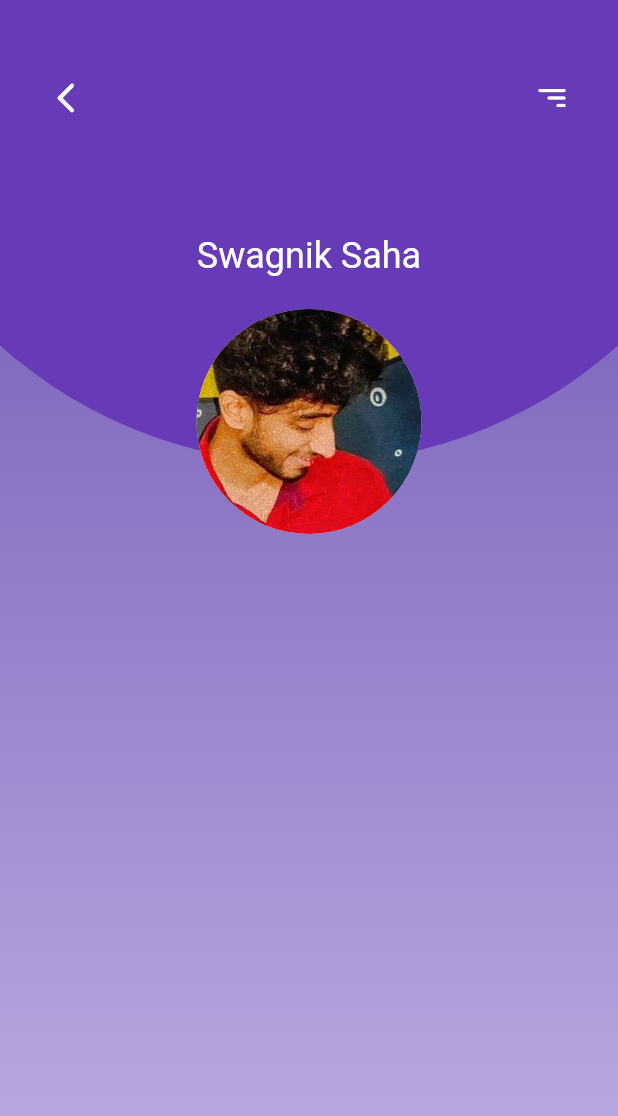
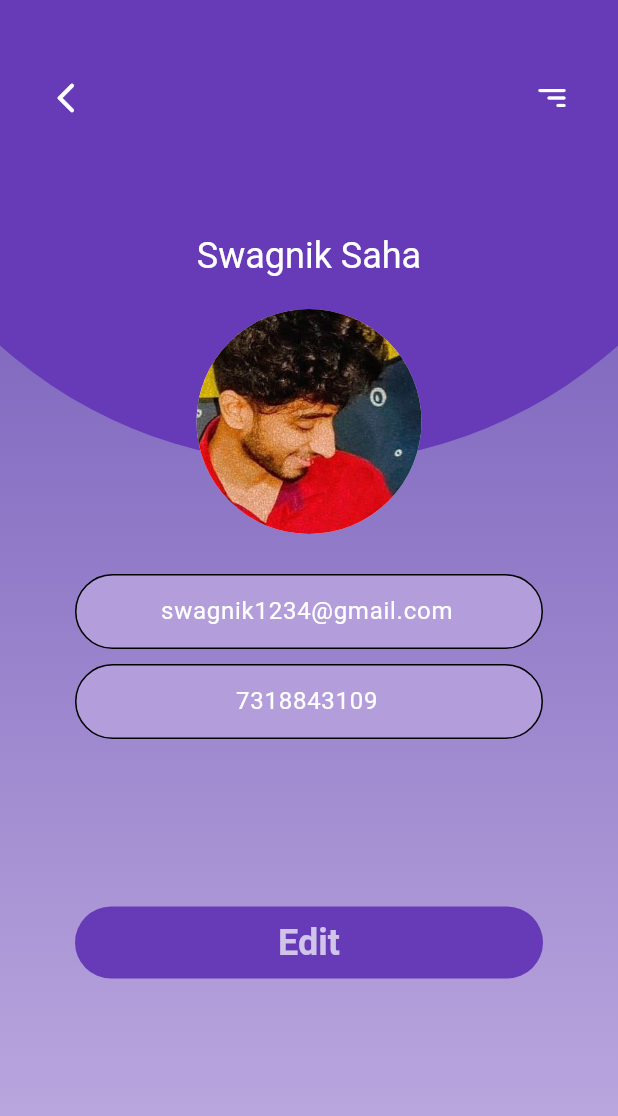
Before and after one commit to Swagnik02/VibeForge, a Flutter app: the ProfilePage screen opened directly, on a phone screen of 412 x 824 dp. Shown: the top 1116 px of the screen. Run offline on Flutter 3.47's test engine with Material 3 defaults, Android fonts, the phone set to English and light mode, and no system bars; our stand-ins replace get, just_audio, lottie, rxdart; missing offline and left inert: ncs_io; network calls fail.

```diff
--- a/lib/common/utils.dart
+++ b/lib/common/utils.dart
@@ -4,6 +4,7 @@ class TestProfile {
   static String userName = 'Swagnik';
   static String fullName = 'Swagnik Saha';
   static String email = 'swagnik1234@gmail.com';
+  static String mobile = '7318843109';
   static String profilePic = LocalAssets.avatar;
 }
 
--- a/lib/screens/HomeScreen/home_screen.dart
+++ b/lib/screens/HomeScreen/home_screen.dart
@@ -4,7 +4,6 @@ import 'package:vibeforge/common/utils.dart';
 import 'package:vibeforge/screens/BottomNav/NCSMusic/ncs_music_controller.dart';
 import 'package:vibeforge/screens/HomeScreen/home_screen_controller.dart';
 import 'package:vibeforge/screens/BottomNav/NCSMusic/ncs_mucis.dart';
-import 'package:vibeforge/screens/HomeScreen/profile_page.dart';
 import 'package:vibeforge/widgets/widgets.dart';
 
 class HomeScreen extends StatelessWidget {
--- a/lib/screens/HomeScreen/profile_page.dart
+++ b/lib/screens/HomeScreen/profile_page.dart
@@ -1,7 +1,7 @@
-import 'package:flutter/cupertino.dart';
 import 'package:flutter/material.dart';
 import 'package:get/get.dart';
 import 'package:vibeforge/common/utils.dart';
+import 'package:vibeforge/screens/Auth/login_screen.dart';
 import 'package:vibeforge/screens/HomeScreen/profile_page_controller.dart';
 
 class ProfilePage extends StatelessWidget {
@@ -52,23 +52,43 @@ class ProfilePage extends StatelessWidget {
                     children: [
                       IconButton(
                         onPressed: () => Get.back(),
-                        icon: Icon(
+                        icon: const Icon(
                           Icons.arrow_back_ios_new_rounded,
                           color: Colors.white,
                         ),
                       ),
                       IconButton(
-                        onPressed: () => Get.back(),
+                        onPressed: () => Get.to(LoginScreen()),
                         icon: Transform(
                           alignment: Alignment.center,
                           transform: Matrix4.rotationY(22 / 7),
-                          child: Icon(
+                          child: const Icon(
                             Icons.sort_rounded,
                             color: Colors.white,
                           ),
                         ),
                       )
                     ],
+                  ),
+                ),
+              ),
+
+              // userName
+              Positioned(
+                top: (screenWidth - (screenWidth / 2) - (screenWidth / 8)),
+                left: 0,
+                right: 0,
+                child: Padding(
+                  padding: const EdgeInsets.symmetric(horizontal: 20.0),
+                  child: Center(
+                    child: Text(
+                      TestProfile.fullName,
+                      style: Theme.of(context)
+                          .textTheme
+                          .headlineSmall!
+                          .copyWith(
+                              color: Colors.white, fontWeight: FontWeight.w400),
+                    ),
                   ),
                 ),
               ),
@@ -89,25 +109,96 @@ class ProfilePage extends StatelessWidget {
                 ),
               ),
 
-              // userName
+              // Details Column
               Positioned(
-                top: (screenWidth - (screenWidth / 2) - (screenWidth / 8)),
+                top: (screenWidth - (screenWidth / 12)),
                 left: 0,
                 right: 0,
+                child: Container(
+                  height: screenHeight / 3,
+                  child: Column(
+                    mainAxisAlignment: MainAxisAlignment.spaceBetween,
+                    children: [
+                      Column(
+                        children: [
+                          Padding(
+                            padding: const EdgeInsets.symmetric(
+                                horizontal: 50, vertical: 5),
+                            child: Container(
+                              decoration: BoxDecoration(
+                                color: Colors.deepPurple.shade200,
+                                border: Border.all(),
+                                borderRadius: BorderRadius.circular(30),
+                              ),
+                              child: TextField(
+                                controller: controller.emailController,
+                                textAlign: TextAlign.center,
+                                decoration: const InputDecoration(
+                                  hintText: 'E-mail',
+                                  border: InputBorder.none,
+                                  contentPadding:
+                                      EdgeInsets.symmetric(horizontal: 30),
+                                ),
+                              ),
+                            ),
+                          ),
+                          Padding(
+                            padding: const EdgeInsets.symmetric(
+                                horizontal: 50, vertical: 5),
+                            child: Container(
+                              decoration: BoxDecoration(
+                                color: Colors.deepPurple.shade200,
+                                border: Border.all(),
+                                borderRadius: BorderRadius.circular(30),
+                              ),
+                              child: TextField(
+                                controller: controller.mobileController,
+                                textAlign: TextAlign.center,
+                                decoration: const InputDecoration(
+                                  hintText: 'Mobile',
+                                  border: InputBorder.none,
+                                  contentPadding:
+                                      EdgeInsets.symmetric(horizontal: 30),
+                                ),
+                              ),
+                            ),
+                          ),
+                        ],
+                      ),
+
+                      // edit button
+
+                      Row(
+                        children: [
+                          Expanded(
                               child: Padding(
-                    padding: const EdgeInsets.symmetric(horizontal: 20.0),
-                    child: Center(
+                            padding:
+                                const EdgeInsets.symmetric(horizontal: 50.0),
+                            child: TextButton(
+                              style: ButtonStyle(
+                                backgroundColor: MaterialStateProperty.all(
+                                  Colors.deepPurple.shade500,
+                                ),
+                              ),
+                              onPressed: () => controller.editWindow(),
                               child: Text(
-                        TestProfile.fullName,
+                                'Edit',
                                 style: Theme.of(context)
                                     .textTheme
                                     .headlineSmall!
                                     .copyWith(
-                                color: Colors.white,
-                                fontWeight: FontWeight.w400),
+                                      color: Colors.deepPurple.shade100,
+                                      fontWeight: FontWeight.bold,
+                                    ),
+                              ),
                             ),
                           )),
+                        ],
                       ),
+                    ],
+                  ),
+                ),
+              )
             ],
           ),
         ),
```
Also changed, not shown: lib/screens/Auth/login_screen.dart (added, +123 -0 lines), lib/screens/Auth/login_screen_controller.dart (added, +26 -0 lines), lib/screens/HomeScreen/profile_page_controller.dart (+60 -0 lines). Lines whose indentation alone changed are shown as unchanged.
